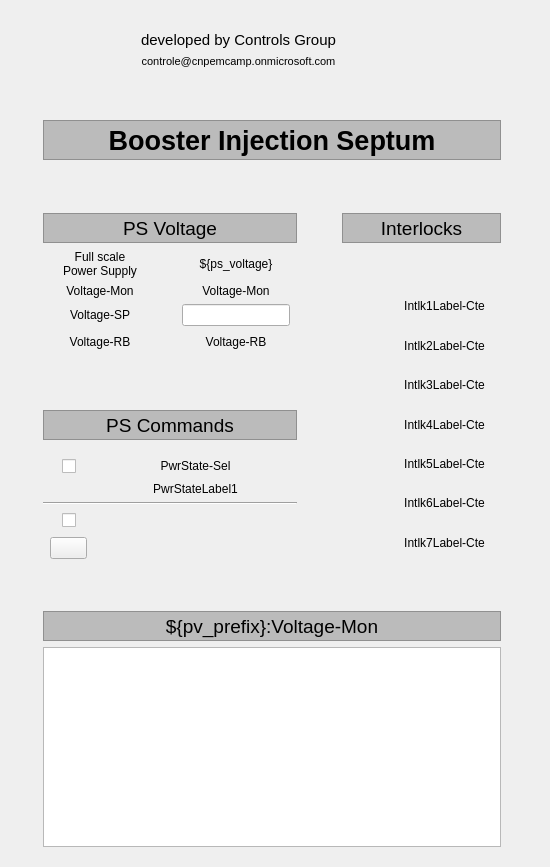
Qt form software/pydm/displays/septum.ui (lnls-sirius/SPIxCONV) before a commit.
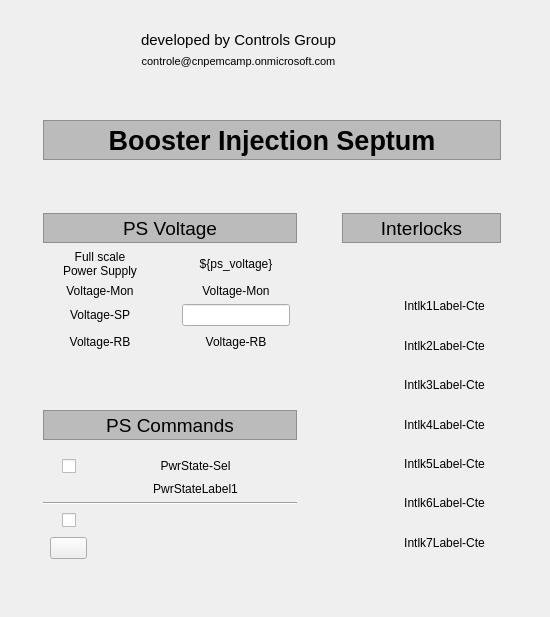
The same form after that commit. Icons and pictures are not drawn. Custom widgets are drawn as their Qt base class.

Commit message: graphs for Voltage-Mon deleted

The edit to the form file:
```diff
--- a/software/pydm/displays/septum.ui
+++ b/software/pydm/displays/septum.ui
@@ -7,7 +7,7 @@
     <x>0</x>
     <y>0</y>
     <width>550</width>
-    <height>867</height>
+    <height>617</height>
    </rect>
   </property>
   <property name="sizePolicy">
@@ -25,13 +25,39 @@
      <x>10</x>
      <y>20</y>
      <width>524</width>
-     <height>827</height>
+     <height>585</height>
     </rect>
    </property>
    <layout class="QGridLayout" name="gridLayout_5">
     <property name="sizeConstraint">
      <enum>QLayout::SetDefaultConstraint</enum>
     </property>
+    <item row="7" column="1">
+     <spacer name="verticalSpacer_7">
+      <property name="orientation">
+       <enum>Qt::Vertical</enum>
+      </property>
+      <property name="sizeHint" stdset="0">
+       <size>
+        <width>20</width>
+        <height>5</height>
+       </size>
+      </property>
+     </spacer>
+    </item>
+    <item row="4" column="0">
+     <spacer name="horizontalSpacer_16">
+      <property name="orientation">
+       <enum>Qt::Horizontal</enum>
+      </property>
+      <property name="sizeHint" stdset="0">
+       <size>
+        <width>10</width>
+        <height>20</height>
+       </size>
+      </property>
+     </spacer>
+    </item>
     <item row="6" column="2">
      <spacer name="horizontalSpacer_2">
       <property name="orientation">
@@ -1832,455 +1858,6 @@
       </item>
      </layout>
     </item>
-    <item row="8" column="1" colspan="3">
-     <widget class="QLabel" name="label_314">
-      <property name="minimumSize">
-       <size>
-        <width>0</width>
-        <height>30</height>
-       </size>
-      </property>
-      <property name="maximumSize">
-       <size>
-        <width>16777215</width>
-        <height>30</height>
-       </size>
-      </property>
-      <property name="palette">
-       <palette>
-        <active>
-         <colorrole role="WindowText">
-          <brush brushstyle="SolidPattern">
-           <color alpha="255">
-            <red>0</red>
-            <green>0</green>
-            <blue>0</blue>
-           </color>
-          </brush>
-         </colorrole>
-         <colorrole role="Button">
-          <brush brushstyle="SolidPattern">
-           <color alpha="255">
-            <red>187</red>
-            <green>187</green>
-            <blue>187</blue>
-           </color>
-          </brush>
-         </colorrole>
-         <colorrole role="Light">
-          <brush brushstyle="SolidPattern">
-           <color alpha="255">
-            <red>255</red>
-            <green>255</green>
-            <blue>255</blue>
-           </color>
-          </brush>
-         </colorrole>
-         <colorrole role="Midlight">
-          <brush brushstyle="SolidPattern">
-           <color alpha="255">
-            <red>221</red>
-            <green>221</green>
-            <blue>221</blue>
-           </color>
-          </brush>
-         </colorrole>
-         <colorrole role="Dark">
-          <brush brushstyle="SolidPattern">
-           <color alpha="255">
-            <red>93</red>
-            <green>93</green>
-            <blue>93</blue>
-           </color>
-          </brush>
-         </colorrole>
-         <colorrole role="Mid">
-          <brush brushstyle="SolidPattern">
-           <color alpha="255">
-            <red>125</red>
-            <green>125</green>
-            <blue>125</blue>
-           </color>
-          </brush>
-         </colorrole>
-         <colorrole role="Text">
-          <brush brushstyle="SolidPattern">
-           <color alpha="255">
-            <red>0</red>
-            <green>0</green>
-            <blue>0</blue>
-           </color>
-          </brush>
-         </colorrole>
-         <colorrole role="BrightText">
-          <brush brushstyle="SolidPattern">
-           <color alpha="255">
-            <red>255</red>
-            <green>255</green>
-            <blue>255</blue>
-           </color>
-          </brush>
-         </colorrole>
-         <colorrole role="ButtonText">
-          <brush brushstyle="SolidPattern">
-           <color alpha="255">
-            <red>0</red>
-            <green>0</green>
-            <blue>0</blue>
-           </color>
-          </brush>
-         </colorrole>
-         <colorrole role="Base">
-          <brush brushstyle="SolidPattern">
-           <color alpha="255">
-            <red>255</red>
-            <green>255</green>
-            <blue>255</blue>
-           </color>
-          </brush>
-         </colorrole>
-         <colorrole role="Window">
-          <brush brushstyle="SolidPattern">
-           <color alpha="255">
-            <red>187</red>
-            <green>187</green>
-            <blue>187</blue>
-           </color>
-          </brush>
-         </colorrole>
-         <colorrole role="Shadow">
-          <brush brushstyle="SolidPattern">
-           <color alpha="255">
-            <red>0</red>
-            <green>0</green>
-            <blue>0</blue>
-           </color>
-          </brush>
-         </colorrole>
-         <colorrole role="AlternateBase">
-          <brush brushstyle="SolidPattern">
-           <color alpha="255">
-            <red>221</red>
-            <green>221</green>
-            <blue>221</blue>
-           </color>
-          </brush>
-         </colorrole>
-         <colorrole role="ToolTipBase">
-          <brush brushstyle="SolidPattern">
-           <color alpha="255">
-            <red>255</red>
-            <green>255</green>
-            <blue>220</blue>
-           </color>
-          </brush>
-         </colorrole>
-         <colorrole role="ToolTipText">
-          <brush brushstyle="SolidPattern">
-           <color alpha="255">
-            <red>0</red>
-            <green>0</green>
-            <blue>0</blue>
-           </color>
-          </brush>
-         </colorrole>
-        </active>
-        <inactive>
-         <colorrole role="WindowText">
-          <brush brushstyle="SolidPattern">
-           <color alpha="255">
-            <red>0</red>
-            <green>0</green>
-            <blue>0</blue>
-           </color>
-          </brush>
-         </colorrole>
-         <colorrole role="Button">
-          <brush brushstyle="SolidPattern">
-           <color alpha="255">
-            <red>187</red>
-            <green>187</green>
-            <blue>187</blue>
-           </color>
-          </brush>
-         </colorrole>
-         <colorrole role="Light">
-          <brush brushstyle="SolidPattern">
-           <color alpha="255">
-            <red>255</red>
-            <green>255</green>
-            <blue>255</blue>
-           </color>
-          </brush>
-         </colorrole>
-         <colorrole role="Midlight">
-          <brush brushstyle="SolidPattern">
-           <color alpha="255">
-            <red>221</red>
-            <green>221</green>
-            <blue>221</blue>
-           </color>
-          </brush>
-         </colorrole>
-         <colorrole role="Dark">
-          <brush brushstyle="SolidPattern">
-           <color alpha="255">
-            <red>93</red>
-            <green>93</green>
-            <blue>93</blue>
-           </color>
-          </brush>
-         </colorrole>
-         <colorrole role="Mid">
-          <brush brushstyle="SolidPattern">
-           <color alpha="255">
-            <red>125</red>
-            <green>125</green>
-            <blue>125</blue>
-           </color>
-          </brush>
-         </colorrole>
-         <colorrole role="Text">
-          <brush brushstyle="SolidPattern">
-           <color alpha="255">
-            <red>0</red>
-            <green>0</green>
-            <blue>0</blue>
-           </color>
-          </brush>
-         </colorrole>
-         <colorrole role="BrightText">
-          <brush brushstyle="SolidPattern">
-           <color alpha="255">
-            <red>255</red>
-            <green>255</green>
-            <blue>255</blue>
-           </color>
-          </brush>
-         </colorrole>
-         <colorrole role="ButtonText">
-          <brush brushstyle="SolidPattern">
-           <color alpha="255">
-            <red>0</red>
-            <green>0</green>
-            <blue>0</blue>
-           </color>
-          </brush>
-         </colorrole>
-         <colorrole role="Base">
-          <brush brushstyle="SolidPattern">
-           <color alpha="255">
-            <red>255</red>
-            <green>255</green>
-            <blue>255</blue>
-           </color>
-          </brush>
-         </colorrole>
-         <colorrole role="Window">
-          <brush brushstyle="SolidPattern">
-           <color alpha="255">
-            <red>187</red>
-            <green>187</green>
-            <blue>187</blue>
-           </color>
-          </brush>
-         </colorrole>
-         <colorrole role="Shadow">
-          <brush brushstyle="SolidPattern">
-           <color alpha="255">
-            <red>0</red>
-            <green>0</green>
-            <blue>0</blue>
-           </color>
-          </brush>
-         </colorrole>
-         <colorrole role="AlternateBase">
-          <brush brushstyle="SolidPattern">
-           <color alpha="255">
-            <red>221</red>
-            <green>221</green>
-            <blue>221</blue>
-           </color>
-          </brush>
-         </colorrole>
-         <colorrole role="ToolTipBase">
-          <brush brushstyle="SolidPattern">
-           <color alpha="255">
-            <red>255</red>
-            <green>255</green>
-            <blue>220</blue>
-           </color>
-          </brush>
-         </colorrole>
-         <colorrole role="ToolTipText">
-          <brush brushstyle="SolidPattern">
-           <color alpha="255">
-            <red>0</red>
-            <green>0</green>
-            <blue>0</blue>
-           </color>
-          </brush>
-         </colorrole>
-        </inactive>
-        <disabled>
-         <colorrole role="WindowText">
-          <brush brushstyle="SolidPattern">
-           <color alpha="255">
-            <red>93</red>
-            <green>93</green>
-            <blue>93</blue>
-           </color>
-          </brush>
-         </colorrole>
-         <colorrole role="Button">
-          <brush brushstyle="SolidPattern">
-           <color alpha="255">
-            <red>187</red>
-            <green>187</green>
-            <blue>187</blue>
-           </color>
-          </brush>
-         </colorrole>
-         <colorrole role="Light">
-          <brush brushstyle="SolidPattern">
-           <color alpha="255">
-            <red>255</red>
-            <green>255</green>
-            <blue>255</blue>
-           </color>
-          </brush>
-         </colorrole>
-         <colorrole role="Midlight">
-          <brush brushstyle="SolidPattern">
-           <color alpha="255">
-            <red>221</red>
-            <green>221</green>
-            <blue>221</blue>
-           </color>
-          </brush>
-         </colorrole>
-         <colorrole role="Dark">
-          <brush brushstyle="SolidPattern">
-           <color alpha="255">
-            <red>93</red>
-            <green>93</green>
-            <blue>93</blue>
-           </color>
-          </brush>
-         </colorrole>
-         <colorrole role="Mid">
-          <brush brushstyle="SolidPattern">
-           <color alpha="255">
-            <red>125</red>
-            <green>125</green>
-            <blue>125</blue>
-           </color>
-          </brush>
-         </colorrole>
-         <colorrole role="Text">
-          <brush brushstyle="SolidPattern">
-           <color alpha="255">
-            <red>93</red>
-            <green>93</green>
-            <blue>93</blue>
-           </color>
-          </brush>
-         </colorrole>
-         <colorrole role="BrightText">
-          <brush brushstyle="SolidPattern">
-           <color alpha="255">
-            <red>255</red>
-            <green>255</green>
-            <blue>255</blue>
-           </color>
-          </brush>
-         </colorrole>
-         <colorrole role="ButtonText">
-          <brush brushstyle="SolidPattern">
-           <color alpha="255">
-            <red>93</red>
-            <green>93</green>
-            <blue>93</blue>
-           </color>
-          </brush>
-         </colorrole>
-         <colorrole role="Base">
-          <brush brushstyle="SolidPattern">
-           <color alpha="255">
-            <red>187</red>
-            <green>187</green>
-            <blue>187</blue>
-           </color>
-          </brush>
-         </colorrole>
-         <colorrole role="Window">
-          <brush brushstyle="SolidPattern">
-           <color alpha="255">
-            <red>187</red>
-            <green>187</green>
-            <blue>187</blue>
-           </color>
-          </brush>
-         </colorrole>
-         <colorrole role="Shadow">
-          <brush brushstyle="SolidPattern">
-           <color alpha="255">
-            <red>0</red>
-            <green>0</green>
-            <blue>0</blue>
-           </color>
-          </brush>
-         </colorrole>
-         <colorrole role="AlternateBase">
-          <brush brushstyle="SolidPattern">
-           <color alpha="255">
-            <red>187</red>
-            <green>187</green>
-            <blue>187</blue>
-           </color>
-          </brush>
-         </colorrole>
-         <colorrole role="ToolTipBase">
-          <brush brushstyle="SolidPattern">
-           <color alpha="255">
-            <red>255</red>
-            <green>255</green>
-            <blue>220</blue>
-           </color>
-          </brush>
-         </colorrole>
-         <colorrole role="ToolTipText">
-          <brush brushstyle="SolidPattern">
-           <color alpha="255">
-            <red>0</red>
-            <green>0</green>
-            <blue>0</blue>
-           </color>
-          </brush>
-         </colorrole>
-        </disabled>
-       </palette>
-      </property>
-      <property name="font">
-       <font>
-        <family>Cantarell</family>
-        <pointsize>14</pointsize>
-       </font>
-      </property>
-      <property name="autoFillBackground">
-       <bool>true</bool>
-      </property>
-      <property name="frameShape">
-       <enum>QFrame::StyledPanel</enum>
-      </property>
-      <property name="text">
-       <string>${pv_prefix}:Voltage-Mon</string>
-      </property>
-      <property name="alignment">
-       <set>Qt::AlignCenter</set>
-      </property>
-     </widget>
-    </item>
     <item row="4" column="4">
      <spacer name="horizontalSpacer_18">
       <property name="orientation">
@@ -3667,89 +3244,6 @@
       </item>
      </layout>
     </item>
-    <item row="9" column="1" colspan="3">
-     <widget class="PyDMTimePlot" name="PyDMTimePlot">
-      <property name="minimumSize">
-       <size>
-        <width>100</width>
-        <height>200</height>
-       </size>
-      </property>
-      <property name="toolTip">
-       <string/>
-      </property>
-      <property name="showXGrid">
-       <bool>true</bool>
-      </property>
-      <property name="showYGrid">
-       <bool>true</bool>
-      </property>
-      <property name="showLegend">
-       <bool>false</bool>
-      </property>
-      <property name="mouseEnabledX" stdset="0">
-       <bool>false</bool>
-      </property>
-      <property name="mouseEnabledY" stdset="0">
-       <bool>false</bool>
-      </property>
-      <property name="maxRedrawRate" stdset="0">
-       <number>30</number>
-      </property>
-      <property name="curves">
-       <stringlist>
-        <string>{&quot;channel&quot;: &quot;ca://${pv_prefix}:Voltage-Mon&quot;, &quot;name&quot;: &quot;${pv_prefix}:Voltage-Mon&quot;, &quot;color&quot;: &quot;white&quot;, &quot;lineStyle&quot;: 1, &quot;lineWidth&quot;: 1, &quot;symbol&quot;: null, &quot;symbolSize&quot;: 10}</string>
-       </stringlist>
-      </property>
-      <property name="bufferSize">
-       <number>5000</number>
-      </property>
-      <property name="updatesAsynchronously">
-       <bool>true</bool>
-      </property>
-      <property name="timeSpan">
-       <double>5.000000000000000</double>
-      </property>
-      <property name="updateInterval">
-       <double>0.001000000000000</double>
-      </property>
-      <property name="autoRangeY">
-       <bool>true</bool>
-      </property>
-      <property name="minYRange">
-       <double>0.000000000000000</double>
-      </property>
-      <property name="maxYRange">
-       <double>1.000000000000000</double>
-      </property>
-     </widget>
-    </item>
-    <item row="7" column="1">
-     <spacer name="verticalSpacer_7">
-      <property name="orientation">
-       <enum>Qt::Vertical</enum>
-      </property>
-      <property name="sizeHint" stdset="0">
-       <size>
-        <width>20</width>
-        <height>5</height>
-       </size>
-      </property>
-     </spacer>
-    </item>
-    <item row="4" column="0">
-     <spacer name="horizontalSpacer_16">
-      <property name="orientation">
-       <enum>Qt::Horizontal</enum>
-      </property>
-      <property name="sizeHint" stdset="0">
-       <size>
-        <width>10</width>
-        <height>20</height>
-       </size>
-      </property>
-     </spacer>
-    </item>
     <item row="3" column="1">
      <spacer name="verticalSpacer_4">
       <property name="orientation">
@@ -3768,9 +3262,19 @@
  </widget>
  <customwidgets>
   <customwidget>
-   <class>PyDMTimePlot</class>
-   <extends>QGraphicsView</extends>
-   <header>pydm.widgets.timeplot</header>
+   <class>PyDMCheckbox</class>
+   <extends>QCheckBox</extends>
+   <header>pydm.widgets.checkbox</header>
+  </customwidget>
+  <customwidget>
+   <class>PyDMPushButton</class>
+   <extends>QPushButton</extends>
+   <header>pydm.widgets.pushbutton</header>
+  </customwidget>
+  <customwidget>
+   <class>PyDMByteIndicator</class>
+   <extends>QWidget</extends>
+   <header>pydm.widgets.byte</header>
   </customwidget>
   <customwidget>
    <class>PyDMLabel</class>
@@ -3782,21 +3286,6 @@
    <extends>QLineEdit</extends>
    <header>pydm.widgets.line_edit</header>
   </customwidget>
-  <customwidget>
-   <class>PyDMByteIndicator</class>
-   <extends>QWidget</extends>
-   <header>pydm.widgets.byte</header>
-  </customwidget>
-  <customwidget>
-   <class>PyDMPushButton</class>
-   <extends>QPushButton</extends>
-   <header>pydm.widgets.pushbutton</header>
-  </customwidget>
-  <customwidget>
-   <class>PyDMCheckbox</class>
-   <extends>QCheckBox</extends>
-   <header>pydm.widgets.checkbox</header>
-  </customwidget>
  </customwidgets>
  <resources>
   <include location="../images/logo.qrc"/>
```
Left out of the diff: 2 changed lines with no effect on the pictures. The commit also changes 2 other files.
